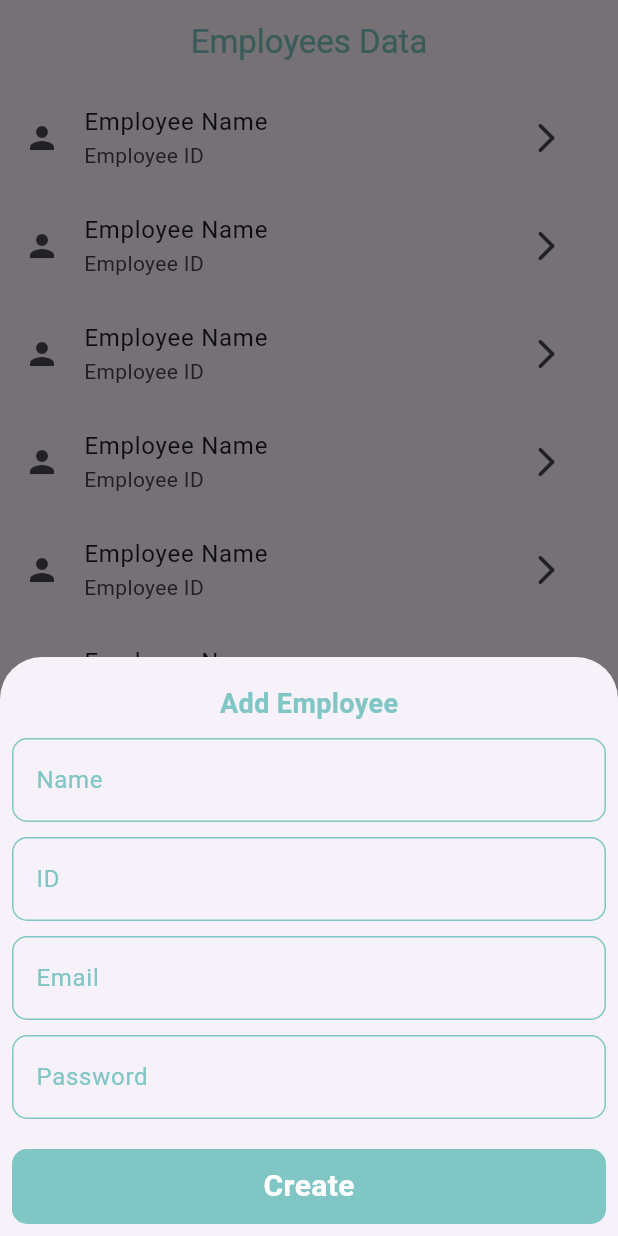
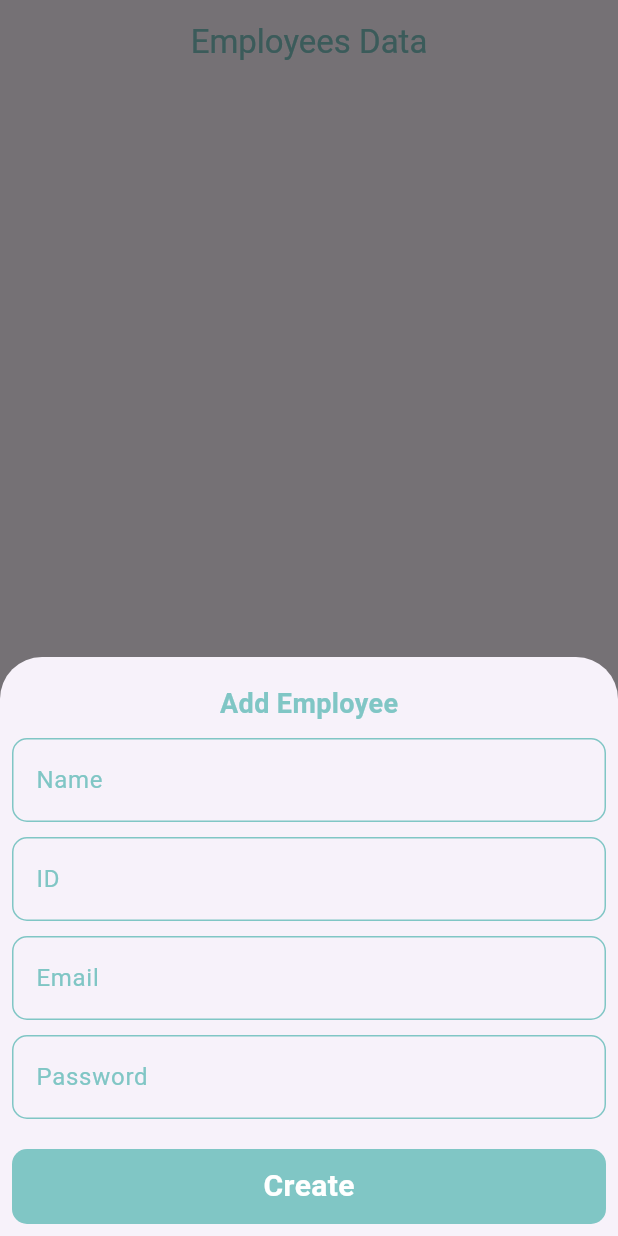
Before and after one commit to OmarAmeer96/Time-Pulse, a Flutter app: the screen it shows after launch, after a tap on the "person add" icon, on a phone screen of 412 x 824 dp. Run offline on Flutter 3.47's test engine with Material 3 defaults, Android fonts, the phone set to English and light mode, and no system bars; our stand-ins replace cloud_firestore, firebase_core, flutter_bloc, flutter_screenutil; accounts and stored records are empty; statements that could not run were skipped.

```diff
--- a/lib/features/admin/employee_model.dart
+++ b/lib/features/admin/employee_model.dart
@@ -20,7 +20,7 @@ class EmployeeModel {
       name: data?['name'] ?? '',
       email: data?['email'] ?? "",
       password: data?['password'] ?? '',
-      id: data?['ID'] ?? "",
+      id: data?['ID'].toString() ?? "",
     );
   }
 
--- /dev/null
+++ b/lib/features/admin/services/get_employee_data.dart
@@ -0,0 +1,30 @@
+import 'dart:math';
+
+import 'package:cloud_firestore/cloud_firestore.dart';
+import 'package:time_pulse/features/admin/employee_model.dart';
+
+class EmployeeService {
+  var db = FirebaseFirestore.instance;
+
+  Future<List<EmployeeModel>> getEmployeeData() async {
+    List<EmployeeModel> employees = [];
+    await db.collection('employees').get().then((event) {
+      for (var doc in event.docs) {
+        employees.add(EmployeeModel.fromFireStore(doc)) ;
+      }
+    });
+    return employees;
+  }
+}
+//  Future<UserProfile> getUserData() async {
+//     String email = await SharedPrefHelper.getString('email');
+//     late UserProfile user;
+//     await db.collection('users').get().then((event) {
+//       for (var doc in event.docs) {
+//         if (UserProfile.fromFireStore(doc).email == email) {
+//           user = UserProfile.fromFireStore(doc);
+//         }
+//       }
+//     });
+//     return user;
+//   }
--- a/lib/features/admin/views/admin_home_view.dart
+++ b/lib/features/admin/views/admin_home_view.dart
@@ -1,4 +1,6 @@
 import 'package:flutter/material.dart';
+import 'package:time_pulse/features/admin/employee_model.dart';
+import 'package:time_pulse/features/admin/services/get_employee_data.dart';
 import 'package:time_pulse/features/admin/widgets/create_employee_view.dart';
 import 'package:time_pulse/features/admin/widgets/custom_list_tile.dart';
 
@@ -10,6 +12,19 @@ class AdminHomeView extends StatefulWidget {
 }
 
 class _AdminHomeViewState extends State<AdminHomeView> {
+  List<EmployeeModel> employees = [];
+
+  @override
+  void initState() {
+    super.initState();
+    getEmployees();
+  }
+
+  Future<void> getEmployees() async {
+    employees = await EmployeeService().getEmployeeData();
+    setState(() {});
+  }
+
   @override
   Widget build(BuildContext context) {
     return Scaffold(
@@ -26,19 +41,14 @@ class _AdminHomeViewState extends State<AdminHomeView> {
           Container(
             height: MediaQuery.sizeOf(context).height * 0.85,
             width: MediaQuery.sizeOf(context).width,
-            child: ListView(
-              children: [
-                CustomListTile(),
-                CustomListTile(),
-                CustomListTile(),
-                CustomListTile(),
-                CustomListTile(),
-                CustomListTile(),
-                CustomListTile(),
-                CustomListTile(),
-                CustomListTile(),
-                CustomListTile(),
-              ],
+            child: ListView.builder(
+              itemCount: employees.length,
+              itemBuilder: (context, index) {
+                return CustomListTile(
+                  employeeName: employees[index].name,
+                  employeeId: employees[index].id,
+                );
+              },
             ),
           ),
         ],
@@ -46,10 +56,12 @@ class _AdminHomeViewState extends State<AdminHomeView> {
       floatingActionButton: FloatingActionButton(
         onPressed: () {
           showModalBottomSheet(
-              context: context,
-              builder: (context) {
-                return CreateEmployee();
-              });
+            context: context,
+            builder: (context) {
+              return CreateEmployee();
+            },
+          );
+          // setState(() {});
         },
         child: Icon(Icons.person_add_rounded),
       ),
--- a/lib/features/admin/widgets/create_employee_view.dart
+++ b/lib/features/admin/widgets/create_employee_view.dart
@@ -74,7 +74,7 @@ class _CreateEmployeeState extends State<CreateEmployee> {
             ),
             SizedBox(height: 20),
             CustomButton(
-              onPressed: () {
+              onPressed: () async {
                 EmployeeModel employee = EmployeeModel(
                   name: nameController.text,
                   email: emailController.text,
--- a/lib/features/admin/widgets/custom_list_tile.dart
+++ b/lib/features/admin/widgets/custom_list_tile.dart
@@ -1,14 +1,17 @@
 import 'package:flutter/material.dart';
 
 class CustomListTile extends StatelessWidget {
-  const CustomListTile({super.key});
+  const CustomListTile({super.key, required this.employeeName, required this.employeeId});
+
+  final String employeeName;
+  final String employeeId;
 
   @override
   Widget build(BuildContext context) {
     return ListTile(
       leading: Icon(Icons.person),
-      title: Text('Employee Name'),
-      subtitle: Text('Employee ID'),
+      title: Text(employeeName),
+      subtitle: Text(employeeId),
       trailing: IconButton(
         onPressed: () {},
         icon: Icon(Icons.arrow_forward_ios_rounded),
```
Also changed, not shown: 4 other files.
